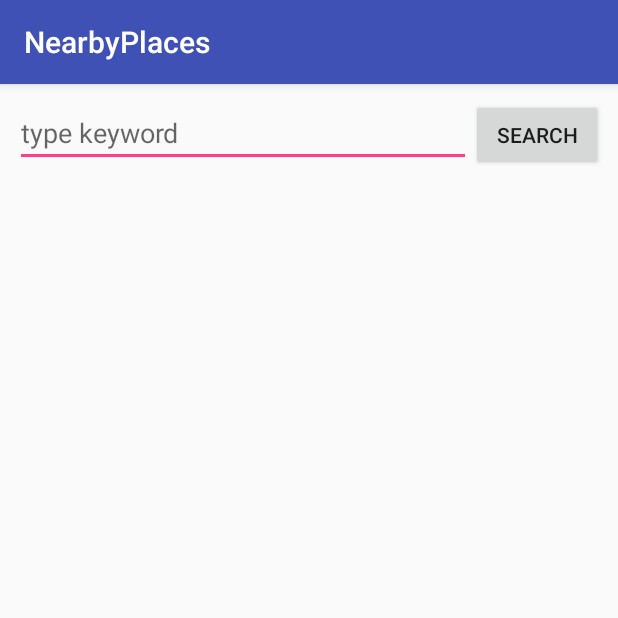
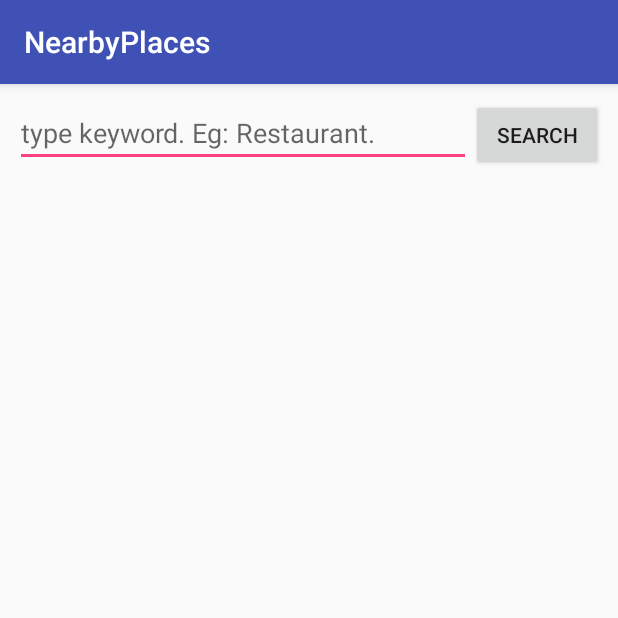
Before and after one commit to shhrikatta/Favourites-Near-Me, an Android app: the screen it shows after launch (MainActivity), after a tap on "SEARCH", on a phone screen of 412 x 824 dp, the top half of it. Run offline under Robolectric (Android 15) with nearby library versions, the phone set to English and light mode, and no system bars.

Commit message:
resolved google maps api key issue(invalid request). Also modified the url to request places

```diff
--- a/app/build.gradle
+++ b/app/build.gradle
@@ -28,14 +28,13 @@ dependencies {
     implementation 'com.android.support:appcompat-v7:27.1.1'
     implementation 'com.android.support.constraint:constraint-layout:2.0.0-alpha1'
     testCompile 'junit:junit:4.12'
-    implementation 'com.google.android.gms:play-services-location:11.8.0'
-    implementation 'com.google.android.gms:play-services-places:11.8.0'
+    implementation 'com.google.android.gms:play-services-location:15.0.1'
+    implementation 'com.google.android.gms:play-services-places:15.0.1'
     implementation 'com.google.code.gson:gson:2.8.2'
     implementation 'com.squareup.retrofit2:retrofit:2.4.0'
     implementation 'com.squareup.retrofit2:converter-gson:2.4.0'
     implementation 'com.squareup.okhttp3:logging-interceptor:3.10.0'
     implementation 'com.squareup.okhttp3:okhttp:3.10.0'
-    implementation 'io.nlopez.smartlocation:library:3.3.1'
     implementation 'com.android.support:cardview-v7:27.1.1'
     implementation 'com.android.support:recyclerview-v7:27.1.1'
 }
--- a/app/src/main/AndroidManifest.xml
+++ b/app/src/main/AndroidManifest.xml
@@ -15,6 +15,10 @@
         android:supportsRtl="true"
         android:theme="@style/AppTheme">
 
+        <meta-data
+            android:name="com.google.android.geo.API_KEY"
+            android:value="@string/google_maps_key" />
+
         <activity android:name=".MainActivity"
             android:windowSoftInputMode="stateHidden">
             <intent-filter>
--- a/app/src/main/java/com/daytona/charan/favouritesnearby/APIClient.java
+++ b/app/src/main/java/com/daytona/charan/favouritesnearby/APIClient.java
@@ -13,7 +13,10 @@ public class APIClient {
 
     private static Retrofit retrofit = null;
 
-    public static final String GOOGLE_PLACE_API_KEY = "AIzaSyDeJ0DZ9uoxnZE9cPN5PKwjpdzGVP5Aww0";
+//    public static final String GOOGLE_PLACE_API_KEY = "AIzaSyBRRWY-ummj8Vtm4EmTXF-Avx1UbIFK76k";
+//    public static final String GOOGLE_PLACE_API_KEY = "AIzaSyB8LU-lqZyBLOg9RnRuRsubZMryHAlStlc";
+//    public static final String GOOGLE_PLACE_API_KEY = "AIzaSyDeJ0DZ9uoxnZE9cPN5PKwjpdzGVP5Aww0";
+    public static final String GOOGLE_PLACE_API_KEY = "AIzaSyDn29L87mlc-21CJBsXAuxI2l833ECMMtY";
 //    public static final String GOOGLE_PLACE_API_KEY = "AIzaSyDORkeixpBVJwvO8f7yQYIdvvj-OZCK3u8";
 
     public static String base_url = "https://maps.googleapis.com/maps/api/";
--- a/app/src/main/java/com/daytona/charan/favouritesnearby/ApiInterface.java
+++ b/app/src/main/java/com/daytona/charan/favouritesnearby/ApiInterface.java
@@ -11,11 +11,13 @@ import retrofit2.http.Query;
 public interface ApiInterface {
 
     @GET("place/nearbysearch/json?")
-    Call<PlacesPOJO.Root> doPlaces(@Query(value = "type", encoded = true) String type,
-            @Query(value = "location", encoded = true) String location,
+    Call<PlacesPOJO.Root> doPlaces(@Query(value = "location", encoded = true) String location,
+            @Query(value = "type", encoded = true) String type,
+            @Query(value = "radius", encoded = true) String radius,
 //            @Query(value = "name", encoded = true) String name,
-            @Query(value = "opennow", encoded = true) boolean opennow,
-            @Query(value = "rankby", encoded = true) String rankby,
+//            @Query(value = "opennow", encoded = true) boolean opennow,
+//            @Query(value = "keyword", encoded = true) String rankby,
+//            @Query(value = "rankby", encoded = true) String rankby,
             @Query(value = "key", encoded = true) String key);
 
 
--- a/app/src/main/java/com/daytona/charan/favouritesnearby/MainActivity.java
+++ b/app/src/main/java/com/daytona/charan/favouritesnearby/MainActivity.java
@@ -94,25 +94,6 @@ public class MainActivity extends AppCompatActivity implements GoogleApiClient.C
             checkLocationPermission();
         }
 
-/*
-        if (Build.VERSION.SDK_INT >= Build.VERSION_CODES.M) {
-            if (permissionsToRequest.size() > 0)
-                requestPermissions(permissionsToRequest.toArray(new String[permissionsToRequest.size()]), ALL_PERMISSIONS_RESULT);
-            else {
-                if (mGoogleApiClient == null)
-                    buildGoogleApiClient();
-
-                fetchLocation();
-            }
-        } else {
-            if (mGoogleApiClient == null)
-                buildGoogleApiClient();
-
-            fetchLocation();
-        }
-*/
-
-
         apiService = com.daytona.charan.favouritesnearby.APIClient.getClient().create(
                 com.daytona.charan.favouritesnearby.ApiInterface.class);
 
@@ -131,7 +112,7 @@ public class MainActivity extends AppCompatActivity implements GoogleApiClient.C
         button.setOnClickListener(new View.OnClickListener() {
             @Override
             public void onClick(View v) {
-                String s = editText.getText().toString().trim();
+                String s = editText.getText().toString().toLowerCase().trim();
                 String[] split = s.split("\\s+");
 
 
@@ -154,38 +135,52 @@ public class MainActivity extends AppCompatActivity implements GoogleApiClient.C
         //Call<PlacesPOJO.Root> call = apiService.doPlaces(placeType, latLngString,"\""+ businessName +"\"", true, "distance", APIClient.GOOGLE_PLACE_API_KEY);
 
 //        Call<PlacesPOJO.Root> call = apiService.doPlaces(placeType, latLngString, businessName, true, "distance", APIClient.GOOGLE_PLACE_API_KEY);
-        Call<com.daytona.charan.favouritesnearby.PlacesPOJO.Root> call = apiService.doPlaces(placeType, latLngString, true, "distance", com.daytona.charan.favouritesnearby.APIClient.GOOGLE_PLACE_API_KEY);
+
+        if (mGoogleApiClient == null)
+            buildGoogleApiClient();
+
+        if (latLngString == null || latLngString.isEmpty())
+            fetchLocation();
+
+        Call<com.daytona.charan.favouritesnearby.PlacesPOJO.Root> call = apiService.doPlaces(latLngString, placeType,
+                "5000", com.daytona.charan.favouritesnearby.APIClient.GOOGLE_PLACE_API_KEY);
+//        https://maps.googleapis.com/maps/api/place/nearbysearch/json?location=-33.8670522,151.1957362&radius=5000
+// &type=hospital&keyword=cruise&key=AIzaSyDn29L87mlc-21CJBsXAuxI2l833ECMMtY
+/*
+        Call<com.daytona.charan.favouritesnearby.PlacesPOJO.Root> call = apiService.doPlaces("-33.8670522,151.1957362",
+                "hospital", "5000", com.daytona.charan.favouritesnearby.APIClient.GOOGLE_PLACE_API_KEY);
+*/
+
         call.enqueue(new Callback<com.daytona.charan.favouritesnearby.PlacesPOJO.Root>() {
             @Override
             public void onResponse(Call<com.daytona.charan.favouritesnearby.PlacesPOJO.Root> call, Response<com.daytona.charan.favouritesnearby.PlacesPOJO.Root> response) {
                 com.daytona.charan.favouritesnearby.PlacesPOJO.Root root = response.body();
 
-
                 if (response.isSuccessful()) {
-
                     if (root.status.equals("OK")) {
 
                         results = root.customA;
                         storeModels = new ArrayList<>();
                         for (int i = 0; i < results.size(); i++) {
-
+/*
                             if (i == 10)
                                 break;
+*/
                             PlacesPOJO.CustomA info = results.get(i);
-
-
                             fetchDistance(info);
-
                         }
-
                     } else {
-                        Toast.makeText(getApplicationContext(), "No matches found near you", Toast.LENGTH_SHORT).show();
+                        try {
+                            Toast.makeText(getApplicationContext(), "No matches found near you " + response.body().status, Toast.LENGTH_SHORT).show();
+                        }   catch (NullPointerException e)  {
+                            e.printStackTrace();
+                            Toast.makeText(getApplicationContext(), "No matches found near you ", Toast.LENGTH_SHORT).show();
+                        }
                     }
 
                 } else if (response.code() != 200) {
                     Toast.makeText(getApplicationContext(), "Error " + response.code() + " found.", Toast.LENGTH_SHORT).show();
                 }
-
 
             }
 
@@ -196,6 +191,45 @@ public class MainActivity extends AppCompatActivity implements GoogleApiClient.C
             }
         });
 
+
+    }
+
+    private void fetchDistance(final PlacesPOJO.CustomA info) {
+
+        Call<ResultDistanceMatrix> call = apiService.getDistance(APIClient.GOOGLE_PLACE_API_KEY, latLngString, info.geometry.locationA.lat + "," + info.geometry.locationA.lng);
+        call.enqueue(new Callback<ResultDistanceMatrix>() {
+            @Override
+            public void onResponse(Call<ResultDistanceMatrix> call, Response<ResultDistanceMatrix> response) {
+
+                ResultDistanceMatrix resultDistance = response.body();
+                if ("OK".equalsIgnoreCase(resultDistance.status)) {
+
+                    ResultDistanceMatrix.InfoDistanceMatrix infoDistanceMatrix = resultDistance.rows.get(0);
+                    ResultDistanceMatrix.InfoDistanceMatrix.DistanceElement distanceElement = infoDistanceMatrix.elements.get(0);
+                    if ("OK".equalsIgnoreCase(distanceElement.status)) {
+                        ResultDistanceMatrix.InfoDistanceMatrix.ValueItem itemDuration = distanceElement.duration;
+                        ResultDistanceMatrix.InfoDistanceMatrix.ValueItem itemDistance = distanceElement.distance;
+                        String totalDistance = String.valueOf(itemDistance.text);
+                        String totalDuration = String.valueOf(itemDuration.text);
+
+                        storeModels.add(new StoreModel(info.name, info.vicinity, totalDistance, totalDuration));
+
+                        if (storeModels.size() == 10 || storeModels.size() == results.size()) {
+                            RecyclerViewAdapter adapterStores = new RecyclerViewAdapter(results, storeModels);
+                            recyclerView.setAdapter(adapterStores);
+                        }
+
+                    }
+
+                }
+
+            }
+
+            @Override
+            public void onFailure(Call<ResultDistanceMatrix> call, Throwable t) {
+                call.cancel();
+            }
+        });
 
     }
 
@@ -255,51 +289,8 @@ public class MainActivity extends AppCompatActivity implements GoogleApiClient.C
                 }
                 break;
 
-/*
-                for (String perms : permissionsToRequest) {
-                    if (!hasPermission(perms)) {
-                        permissionsRejected.add(perms);
-                    }
         }
 
-                if (permissionsRejected.size() > 0) {
-                    if (Build.VERSION.SDK_INT >= Build.VERSION_CODES.M) {
-                        if (shouldShowRequestPermissionRationale(permissionsRejected.get(0))) {
-                            showMessageOKCancel("These permissions are mandatory for the application. Please allow access.",
-                                    new DialogInterface.OnClickListener() {
-                                        @Override
-                                        public void onClick(DialogInterface dialog, int which) {
-                                            if (Build.VERSION.SDK_INT >= Build.VERSION_CODES.M) {
-                                                requestPermissions(permissionsRejected.toArray(new String[permissionsRejected.size()]), ALL_PERMISSIONS_RESULT);
-
-                                                if (mGoogleApiClient == null)
-                                                    buildGoogleApiClient();
-                                            }
-                                        }
-                                    });
-                            return;
-                        }
-                    }
-                } else {
-                    if (mGoogleApiClient == null)
-                        buildGoogleApiClient();
-
-                    fetchLocation();
-                }
-
-                break;
-*/
-        }
-
-    }
-
-    private void showMessageOKCancel(String message, DialogInterface.OnClickListener okListener) {
-        new AlertDialog.Builder(MainActivity.this)
-                .setMessage(message)
-                .setPositiveButton("OK", okListener)
-                .setNegativeButton("Cancel", null)
-                .create()
-                .show();
     }
 
     /**
@@ -332,6 +323,20 @@ public class MainActivity extends AppCompatActivity implements GoogleApiClient.C
 
     private void fetchLocation() {
         if (isGpsEnabled()) {
+            if (mGoogleApiClient == null)
+                buildGoogleApiClient();
+
+            if (mGoogleApiClient.isConnected()) {
+                setLocation();
+            }
+
+        } else {
+            Toast.makeText(this, "No GPS", Toast.LENGTH_SHORT).show();
+        }
+
+    }
+
+    private void setLocation()  {
         mLocationRequest = new LocationRequest();
         mLocationRequest.setInterval(1000);
         mLocationRequest.setFastestInterval(1000);
@@ -344,60 +349,6 @@ public class MainActivity extends AppCompatActivity implements GoogleApiClient.C
                         public void onLocationChanged(Location location) {
                             latLngString = location.getLatitude() + "," + location.getLongitude();
                             latLng = new LatLng(location.getLatitude(), location.getLongitude());
-                            }
-                        });
-        } else {
-            Toast.makeText(this, "No GPS", Toast.LENGTH_SHORT).show();
-        }
-
-/*
-        SmartLocation.with(this).location()
-                .oneFix()
-                .start(new OnLocationUpdatedListener() {
-                    @Override
-                    public void onLocationUpdated(Location location) {
-                        latLngString = location.getLatitude() + "," + location.getLongitude();
-                        latLng = new LatLng(location.getLatitude(), location.getLongitude());
-                    }
-                });
-*/
-    }
-
-    private void fetchDistance(final PlacesPOJO.CustomA info) {
-
-        Call<ResultDistanceMatrix> call = apiService.getDistance(APIClient.GOOGLE_PLACE_API_KEY, latLngString, info.geometry.locationA.lat + "," + info.geometry.locationA.lng);
-        call.enqueue(new Callback<ResultDistanceMatrix>() {
-            @Override
-            public void onResponse(Call<ResultDistanceMatrix> call, Response<ResultDistanceMatrix> response) {
-
-                ResultDistanceMatrix resultDistance = response.body();
-                if ("OK".equalsIgnoreCase(resultDistance.status)) {
-
-                    ResultDistanceMatrix.InfoDistanceMatrix infoDistanceMatrix = resultDistance.rows.get(0);
-                    ResultDistanceMatrix.InfoDistanceMatrix.DistanceElement distanceElement = infoDistanceMatrix.elements.get(0);
-                    if ("OK".equalsIgnoreCase(distanceElement.status)) {
-                        ResultDistanceMatrix.InfoDistanceMatrix.ValueItem itemDuration = distanceElement.duration;
-                        ResultDistanceMatrix.InfoDistanceMatrix.ValueItem itemDistance = distanceElement.distance;
-                        String totalDistance = String.valueOf(itemDistance.text);
-                        String totalDuration = String.valueOf(itemDuration.text);
-
-                        storeModels.add(new StoreModel(info.name, info.vicinity, totalDistance, totalDuration));
-
-
-                        if (storeModels.size() == 10 || storeModels.size() == results.size()) {
-                            RecyclerViewAdapter adapterStores = new RecyclerViewAdapter(results, storeModels);
-                            recyclerView.setAdapter(adapterStores);
-                        }
-
-                    }
-
-                }
-
-            }
-
-            @Override
-            public void onFailure(Call<ResultDistanceMatrix> call, Throwable t) {
-                call.cancel();
                         }
                     });
 
@@ -473,4 +424,10 @@ Method to check whether GPS is enabled or not.
         super.onStop();
         googleApiClientDisconnect();
     }
+
+    @Override
+    protected void onPostResume() {
+        super.onPostResume();
+        buildGoogleApiClient();
     }
+}
--- a/app/src/main/res/layout/activity_main.xml
+++ b/app/src/main/res/layout/activity_main.xml
@@ -9,7 +9,7 @@
     <EditText
         android:id="@+id/editText"
         android:layout_width="match_parent"
-        android:hint="type keyword"
+        android:hint="type keyword. Eg: Restaurant."
         android:layout_height="wrap_content"
         android:layout_alignParentTop="true"
         android:layout_toLeftOf="@+id/button"
--- a/app/src/main/res/values/google_maps_api.xml
+++ b/app/src/main/res/values/google_maps_api.xml
@@ -21,6 +21,6 @@
     string in this file.
     -->
     <string name="google_maps_key" templateMergeStrategy="preserve" translatable="false">
-        AIzaSyDORkeixpBVJwvO8f7yQYIdvvj-OZCK3u8
+        AIzaSyDn29L87mlc-21CJBsXAuxI2l833ECMMtY
     </string>
 </resources>
```
Also changed, not shown: 1 other file. Lines whose indentation alone changed are shown as unchanged.
